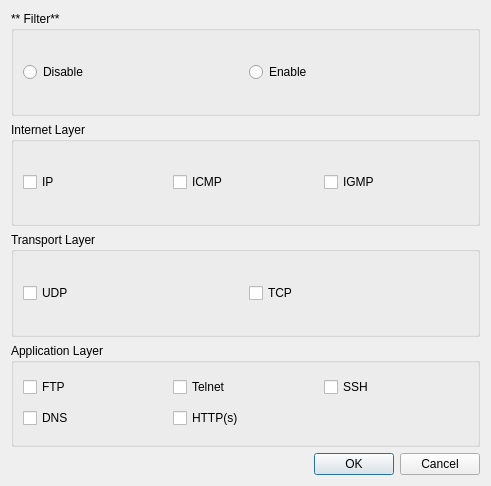
Above: ui_des/filter.ui from Alopex4/spruce before the change. Below: the same form after it.
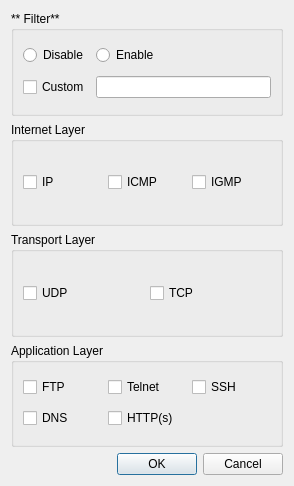
That is the form after the change.

Commit message: change the filter dialog

```diff
--- a/ui_des/filter.ui
+++ b/ui_des/filter.ui
@@ -6,7 +6,7 @@
    <rect>
     <x>0</x>
     <y>0</y>
-    <width>491</width>
+    <width>294</width>
     <height>486</height>
    </rect>
   </property>
@@ -21,21 +21,31 @@
        <property name="title">
         <string>** Filter**</string>
        </property>
-       <layout class="QHBoxLayout" name="horizontalLayout">
-        <item>
+       <layout class="QGridLayout" name="gridLayout">
+        <item row="1" column="1">
          <widget class="QRadioButton" name="disableRadio">
           <property name="text">
            <string>Disable</string>
           </property>
          </widget>
         </item>
-        <item>
+        <item row="1" column="2">
          <widget class="QRadioButton" name="enableRaido">
           <property name="text">
            <string>Enable</string>
           </property>
          </widget>
         </item>
+        <item row="2" column="2">
+         <widget class="QLineEdit" name="customLineEdit"/>
+        </item>
+        <item row="2" column="1">
+         <widget class="QCheckBox" name="customCheckBox">
+          <property name="text">
+           <string>Custom</string>
+          </property>
+         </widget>
+        </item>
        </layout>
       </widget>
      </item>
```
The commit also changes 9 other files.
